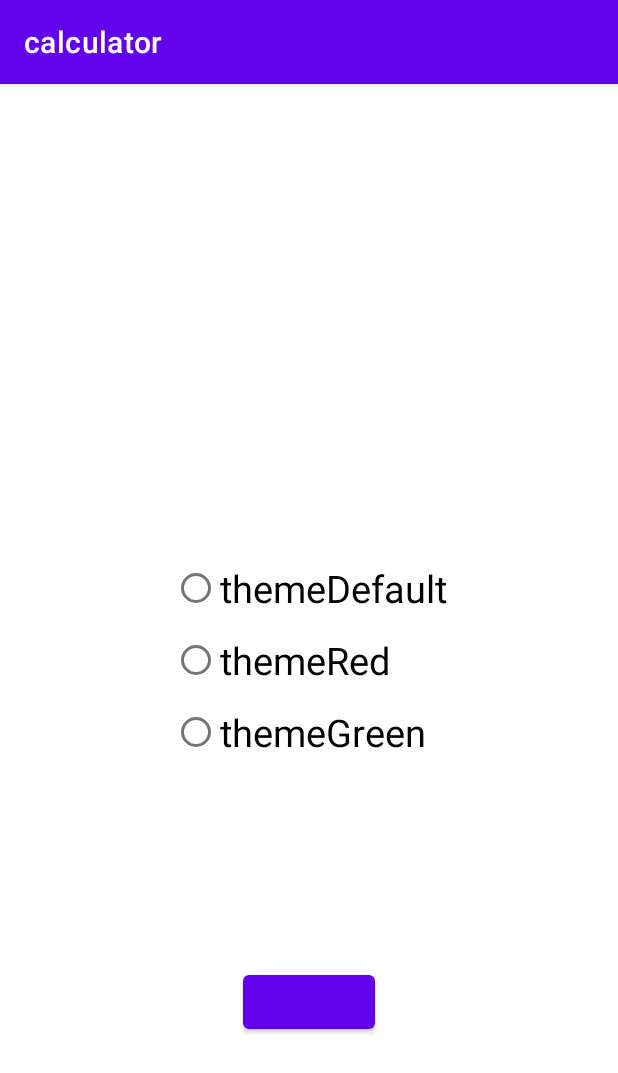
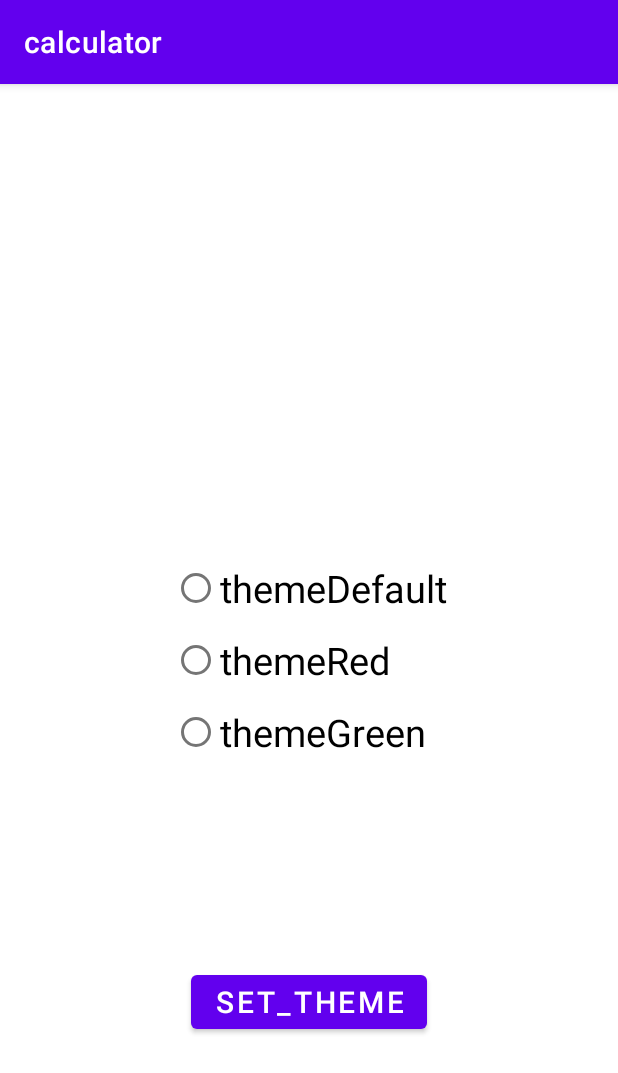
Before and after one commit to Aleksandr091/Calculator, an Android app: the SecondActivity screen opened directly, with no data from a screen before it, on a phone screen of 412 x 824 dp. Shown: the top 1073 px of the screen. Run offline under Robolectric (Android 15) with nearby library versions, the phone set to English and light mode, and no system bars.

Commit message:
дз пятого урока.Сделал переключение MainActivity через SecondActivity,вынес текст кнопок в ресурсы.

```diff
--- a/app/src/main/java/ru/chistov/Calculator/SecondActivity.java
+++ b/app/src/main/java/ru/chistov/Calculator/SecondActivity.java
@@ -1,5 +1,6 @@
 package ru.chistov.Calculator;
 
+import android.content.Intent;
 import android.content.SharedPreferences;
 import android.os.Bundle;
 import android.view.View;
@@ -10,8 +11,10 @@ import androidx.appcompat.app.AppCompatActivity;
 
 public class SecondActivity extends AppCompatActivity implements View.OnClickListener {
 
-    private static final String Pref ="key_Pref";
-    private static final String Pref_key_theme ="key_Pref_theme";
+    private static final String Pref = "key_Pref";
+    private static final String Pref_key_theme = "key_Pref_theme";
+    public static String KEY_INTENT = "KEY_INTENT";
+
 
     protected void setAppTheme(int codeStyle){
         SharedPreferences sharedPref=getSharedPreferences(Pref,MODE_PRIVATE);
@@ -28,9 +31,15 @@ public class SecondActivity extends AppCompatActivity implements View.OnClickLis
         super.onCreate(savedInstanceState);
         setTheme(getAppTheme());
         setContentView(R.layout.activity_second);
+
+        setListeners();
+
+    }
+    private void setListeners(){
         ((RadioButton) findViewById(R.id.radioBtnThemeDefault)).setOnClickListener(this);
         ((RadioButton) findViewById(R.id.radioBtnThemeRed)).setOnClickListener(this);
         ((RadioButton) findViewById(R.id.radioBtnThemeGreen)).setOnClickListener(this);
+        findViewById(R.id.button_Theme).setOnClickListener(this);
     }
 
 
@@ -46,8 +55,15 @@ public class SecondActivity extends AppCompatActivity implements View.OnClickLis
             case (R.id.radioBtnThemeGreen):
                 setAppTheme(R.style.Theme_myThemeGreen);
                 break;
+            case (R.id.button_Theme):
+                Intent intent = new Intent();
+                intent.putExtra(KEY_INTENT,getAppTheme());
+                SecondActivity.this.setResult(RESULT_OK,intent);
+                finish();
+                break;
         }
         recreate();
 
     }
+
 }
--- a/app/src/main/res/layout-land/activity_main.xml
+++ b/app/src/main/res/layout-land/activity_main.xml
@@ -8,6 +8,12 @@
     android:gravity="bottom"
     android:layout_gravity="end"
     android:orientation="horizontal">
+    <com.google.android.material.button.MaterialButton
+        android:id="@+id/button_Theme"
+        android:layout_width="wrap_content"
+        android:layout_height="wrap_content"
+        android:text="@string/btn_text_go_to_set_Theme"
+        android:textSize="@dimen/button_text_size" />
 
     <TableRow
 
--- a/app/src/main/res/layout/activity_second.xml
+++ b/app/src/main/res/layout/activity_second.xml
@@ -18,7 +18,7 @@
             android:id="@+id/radioBtnThemeDefault"
             android:layout_width="match_parent"
             android:layout_height="match_parent"
-            android:text="@string/themeDefault"
+            android:text="@string/btn_theme_Default"
             android:textSize="@dimen/textSize_RadioBtn">
 
         </com.google.android.material.radiobutton.MaterialRadioButton>
@@ -27,7 +27,7 @@
             android:id="@+id/radioBtnThemeRed"
             android:layout_width="match_parent"
             android:layout_height="match_parent"
-            android:text="@string/themeRed"
+            android:text="@string/btn_theme_Red"
             android:textSize="@dimen/textSize_RadioBtn">
 
         </com.google.android.material.radiobutton.MaterialRadioButton>
@@ -36,21 +36,22 @@
             android:id="@+id/radioBtnThemeGreen"
             android:layout_width="match_parent"
             android:layout_height="match_parent"
-            android:text="@string/themeGreen"
+            android:text="@string/btn_theme_Green"
             android:textSize="@dimen/textSize_RadioBtn">
 
         </com.google.android.material.radiobutton.MaterialRadioButton>
 
     </RadioGroup>
 
-    <Button
-        android:id="@+id/btn"
+    <com.google.android.material.button.MaterialButton
+        android:id="@+id/button_Theme"
         android:layout_width="wrap_content"
         android:layout_height="wrap_content"
+        android:text="@string/tex_btn_set_theme"
+        android:textSize="@dimen/button_text_size"
         app:layout_constraintBottom_toBottomOf="parent"
         app:layout_constraintEnd_toEndOf="parent"
         app:layout_constraintStart_toStartOf="parent"
         app:layout_constraintTop_toBottomOf="@+id/radioGroup" />
 
-
 </androidx.constraintlayout.widget.ConstraintLayout>
--- a/app/src/main/res/values/strings.xml
+++ b/app/src/main/res/values/strings.xml
@@ -19,7 +19,9 @@
     <string name="button_clean">C</string>
     <string name="button_percent">%</string>
     <string name="button_backspace">←</string>
-    <string name="themeDefault">themeDefault</string>
-    <string name="themeRed">themeRed</string>
-    <string name="themeGreen">themeGreen</string>
+    <string name="btn_theme_Default">themeDefault</string>
+    <string name="btn_theme_Red">themeRed</string>
+    <string name="btn_theme_Green">themeGreen</string>
+    <string name="btn_text_go_to_set_Theme">go_to_set_Theme</string>
+    <string name="tex_btn_set_theme">set_Theme</string>
 </resources>
```
Also changed, not shown: app/src/main/AndroidManifest.xml (+3 -7 lines), app/src/main/java/ru/chistov/Calculator/MainActivity.java (+39 -4 lines), app/src/main/res/layout/activity_main.xml (+7 -0 lines).
